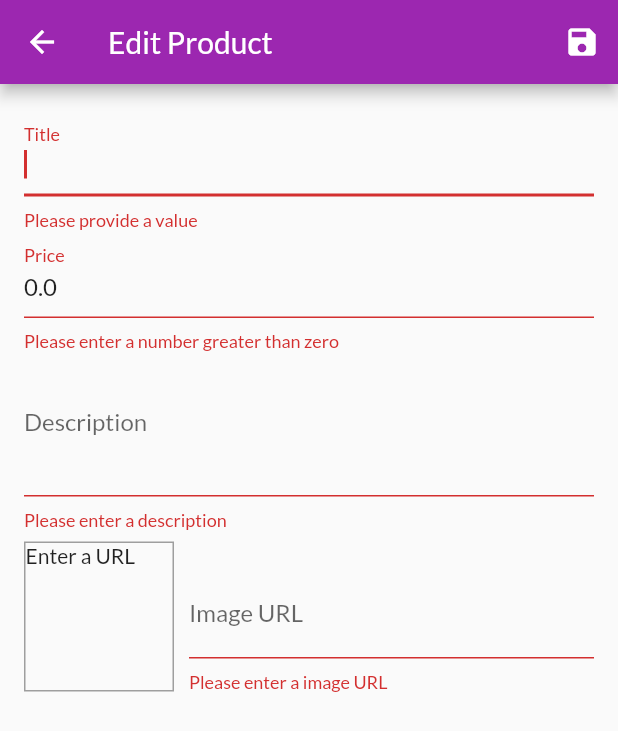
After one commit to Pham-Minh-Khang/ungdungdidong, a Flutter app: the EditProductScreen screen opened by its route, after a tap on the "save" icon, on a phone screen of 412 x 824 dp. The commit adds this screen. Shown: the top 731 px of the screen. Run offline on Flutter 3.47's test engine with Material 2 defaults, Android fonts, the phone set to English and light mode, and no system bars; network calls fail.

Commit message:
Xay dung trang hieu chinh san pham

```diff
--- /dev/null
+++ b/lib/ui/products/edit_product_screen.dart
@@ -0,0 +1,266 @@
+import 'package:flutter/material.dart';
+import 'package:provider/provider.dart';
+
+import '../../models/product.dart';
+import '../shared/dialog_utils.dart';
+import 'products_manager.dart';
+
+class EditProductScreen extends StatefulWidget {
+  static const routeName = '/edit-product';
+
+  EditProductScreen(
+    Product? product, {
+    super.key,
+  }) {
+    if (product == null) {
+      this.product = Product(
+        id: null,
+        title: '',
+        price: 0,
+        description: '',
+        imageUrl: '',
+      );
+    } else {
+      this.product = product;
+    }
+  }
+  late final Product product;
+  @override
+  State<EditProductScreen> createState() => _EditProductScreenState();
+}
+
+class _EditProductScreenState extends State<EditProductScreen> {
+  final _imageUrlController = TextEditingController();
+  final _imageUrlFocusNode = FocusNode();
+  final _editForm = GlobalKey<FormState>();
+  late Product _editedProduct;
+  var _isLoading = false;
+  bool _isValidImageUrl(String value) {
+    return (value.startsWith('http') || value.startsWith('http')) &&
+        (value.endsWith('.png') ||
+            value.endsWith('.jpg') ||
+            value.endsWith('.jpeg'));
+  }
+
+  @override
+  void initState() {
+    _imageUrlFocusNode.addListener(() {
+      if (!_imageUrlFocusNode.hasFocus) {
+        if (!_isValidImageUrl(_imageUrlController.text)) {
+          return;
+        }
+        setState(() {});
+      }
+    });
+    _editedProduct = widget.product;
+    _imageUrlController.text = _editedProduct.imageUrl;
+  }
+
+  @override
+  void dispose() {
+    _imageUrlController.dispose();
+    _imageUrlFocusNode.dispose();
+    super.dispose();
+  }
+
+  Future<void> _saveForm() async {
+    final isValid = _editForm.currentState!.validate();
+    if (!isValid) {
+      return;
+    }
+    _editForm.currentState!.save();
+
+    setState(() {
+      _isLoading = true;
+    });
+
+    try {
+      final productsManager = context.read<ProductsManager>();
+      if (_editedProduct.id != null) {
+        productsManager.updateProduct(_editedProduct);
+      } else {
+        productsManager.addProduct(_editedProduct);
+      }
+    } catch (error) {
+      await showErrorDialog(context, 'Something went wrong');
+    }
+
+    setState(() {
+      _isLoading = false;
+    });
+
+    if (mounted) {
+      Navigator.of(context).pop();
+    }
+  }
+
+  @override
+  Widget build(BuildContext context) {
+    return Scaffold(
+      appBar: AppBar(
+        title: const Text('Edit Product'),
+        actions: <Widget>[
+          IconButton(
+            icon: const Icon(Icons.save),
+            onPressed: _saveForm,
+          ),
+        ],
+      ),
+      body: _isLoading
+          ? const Center(
+              child: CircularProgressIndicator(),
+            )
+          : Padding(
+              padding: const EdgeInsets.all(16.0),
+              child: Form(
+                key: _editForm,
+                child: ListView(
+                  children: <Widget>[
+                    buildTitleField(),
+                    buildPriceField(),
+                    buildDescriptionField(),
+                    buildProductPreview(),
+                  ],
+                ),
+              ),
+            ),
+    );
+  }
+
+  TextFormField buildTitleField() {
+    return TextFormField(
+      initialValue: _editedProduct.title,
+      decoration: const InputDecoration(labelText: 'Title'),
+      textInputAction: TextInputAction.next,
+      autofocus: true,
+      validator: (value) {
+        if (value!.isEmpty) {
+          return 'Please provide a value';
+        }
+        return null;
+      },
+      onSaved: (value) {
+        _editedProduct = _editedProduct.copyWith(title: value);
+      },
+    );
+  }
+
+  TextFormField buildPriceField() {
+    return TextFormField(
+      initialValue: _editedProduct.price.toString(),
+      decoration: const InputDecoration(labelText: 'Price'),
+      textInputAction: TextInputAction.next,
+      keyboardType: TextInputType.number,
+      validator: (value) {
+        if (value!.isEmpty) {
+          return 'Please enter a price';
+        }
+        if (double.tryParse(value) == null) {
+          return 'Please enter a valid number';
+        }
+        if (double.parse(value) <= 0) {
+          return 'Please enter a number greater than zero';
+        }
+        return null;
+      },
+      onSaved: (value) {
+        _editedProduct = _editedProduct.copyWith(price: double.parse(value!));
+      },
+    );
+  }
+
+  TextFormField buildDescriptionField() {
+    return TextFormField(
+      initialValue: _editedProduct.description,
+      decoration: const InputDecoration(labelText: 'Description'),
+      maxLines: 3,
+      keyboardType: TextInputType.multiline,
+      validator: (value) {
+        if (value!.isEmpty) {
+          return 'Please enter a description';
+        }
+        if (value.length < 10) {
+          return 'Should be at least 10 characters long.';
+        }
+        return null;
+      },
+      onSaved: (value) {
+        _editedProduct = _editedProduct.copyWith(description: value);
+      },
+    );
+  }
+
+  Widget buildProductPreview() {
+    return Row(
+      crossAxisAlignment: CrossAxisAlignment.end,
+      children: <Widget>[
+        Container(
+          width: 100,
+          height: 100,
+          margin: const EdgeInsets.only(
+            top: 8,
+            right: 10,
+          ),
+          decoration: BoxDecoration(
+            border: Border.all(
+              width: 1,
+              color: Colors.grey,
+            ),
+          ),
+          child: _imageUrlController.text.isEmpty
+              ? const Text('Enter a URL')
+              : FittedBox(
+                  child: Image.network(
+                    _imageUrlController.text,
+                    fit: BoxFit.cover,
+                  ),
+                ),
+        ),
+        Expanded(
+          child: buildImageURLField(),
+        ),
+      ],
+    );
+  }
+
+  TextFormField buildImageURLField() {
+    return TextFormField(
+      decoration: const InputDecoration(labelText: 'Image URL'),
+      keyboardType: TextInputType.url,
+      textInputAction: TextInputAction.done,
+      controller: _imageUrlController,
+      focusNode: _imageUrlFocusNode,
+      onFieldSubmitted: (value) => _saveForm(),
+      validator: (value) {
+        if (value!.isEmpty) {
+          return 'Please enter a image URL';
+        }
+        if (!_isValidImageUrl(value)) {
+          return 'Please enter a valid image URL';
+        }
+        return null;
+      },
+      onSaved: (value) {
+        _editedProduct = _editedProduct.copyWith(imageUrl: value);
+      },
+    );
+  }
+
+  Future<void> showErrorDialog(BuildContext context, String message) {
+    return showDialog(
+      context: context,
+      builder: (ctx) => AlertDialog(
+        title: const Text('An Error Occurred!'),
+        content: Text(message),
+        actions: <Widget>[
+          TextButton(
+            child: const Text('Okay'),
+            onPressed: () {
+              Navigator.of(ctx).pop();
+            },
+          )
+        ],
+      ),
+    );
+  }
+}
--- a/lib/ui/products/user_product_list_tile.dart
+++ b/lib/ui/products/user_product_list_tile.dart
@@ -51,10 +51,13 @@ class UserProductListTile extends StatelessWidget {
 
   Widget buildEditButton(BuildContext context) {
     return IconButton(
+      icon: const Icon(Icons.edit),
       onPressed: () {
-        print('Go to edit product screen');
+        Navigator.of(context).pushNamed(
+          EditProductScreen.routeName,
+          arguments: product.id,
+        );
       },
-      icon: const Icon(Icons.edit),
       color: Theme.of(context).primaryColor,
     );
   }
--- a/lib/ui/products/user_products_screen.dart
+++ b/lib/ui/products/user_products_screen.dart
@@ -1,5 +1,6 @@
 import 'package:flutter/material.dart';
 import 'package:provider/provider.dart';
+import 'edit_product_screen.dart';
 import 'user_product_list_tile.dart';
 import '../shared/app_drawer.dart';
 import 'products_manager.dart';
@@ -14,7 +15,7 @@ class UserProductsScreen extends StatelessWidget {
       appBar: AppBar(
         title: const Text('Your Products'),
         actions: <Widget>[
-          buildAddButton(),
+          buildAddButton(context),
         ],
       ),
       drawer: const AppDrawer(),
@@ -43,12 +44,14 @@ class UserProductsScreen extends StatelessWidget {
     );
   }
 
-  Widget buildAddButton() {
+  Widget buildAddButton(BuildContext context) {
     return IconButton(
+      icon: const Icon(Icons.add),
       onPressed: () {
-        print('Go to edit product screen');
+        Navigator.of(context).pushNamed(
+          EditProductScreen.routeName,
+        );
       },
-      icon: const Icon(Icons.add),
     );
   }
 }
```
